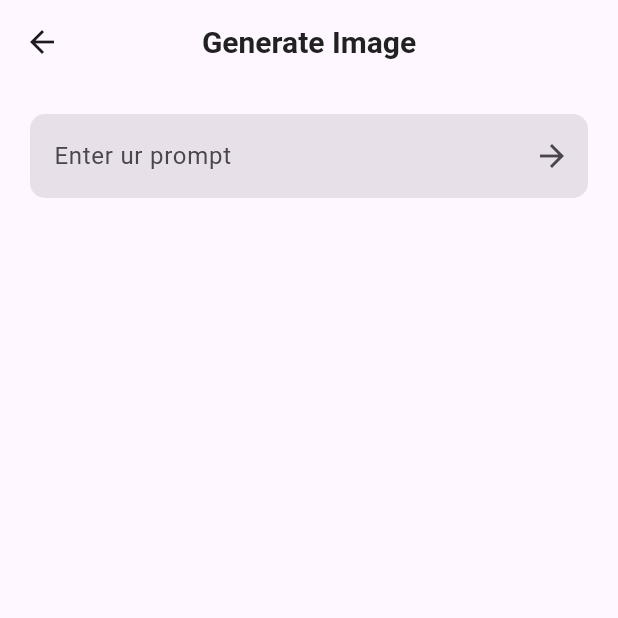
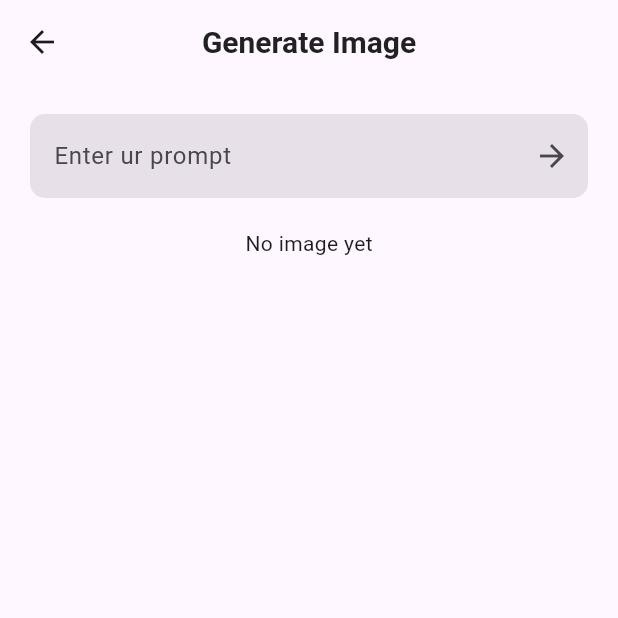
Before and after one commit to Nissan-Shrestha/ai-image-generator, a Flutter app: the ImageGenerationScreen screen opened directly, on a phone screen of 412 x 824 dp, the top half of it. Run offline on Flutter 3.47's test engine with Material 3 defaults, Android fonts, the phone set to English and light mode, and no system bars; our stand-ins replace google_fonts; network calls fail.

Commit message:
fixed some ui issues

```diff
--- /dev/null
+++ b/lib/data/models/prompt.dart
@@ -0,0 +1,3 @@
+class Prompt {
+
+}
--- a/lib/viewmodels/Image_generation_viewmodel.dart
+++ b/lib/viewmodels/Image_generation_viewmodel.dart
@@ -23,7 +23,7 @@ class ImageGenerationViewmodel extends ChangeNotifier {
     // if (history.length > 5) {
     //   history.removeAt(4);
     // }
-
+    print(prompt);
     await Future.delayed(const Duration(seconds: 2));
 
     isLoading = false;
--- a/lib/views/dashboard/dashboard_screen.dart
+++ b/lib/views/dashboard/dashboard_screen.dart
@@ -39,7 +39,7 @@ class DashboardScreen extends StatelessWidget {
                         ),
                       );
                     },
-                    child: Text("Generate an image", style: buttonTextStyle),
+                    child: Text("Generate image", style: buttonTextStyle),
                   ),
                   Expanded(
                     child: ElevatedButton(
@@ -47,7 +47,7 @@ class DashboardScreen extends StatelessWidget {
                         backgroundColor: secondaryColor,
                       ),
                       onPressed: () {},
-                      child: Text("Edit an image", style: buttonTextStyle),
+                      child: Text("Edit Image", style: buttonTextStyle),
                     ),
                   ),
                 ],
--- a/lib/views/generation/image_generation_screen.dart
+++ b/lib/views/generation/image_generation_screen.dart
@@ -1,3 +1,4 @@
+import 'package:ai_image_generator_app/core/constants/colors.dart';
 import 'package:ai_image_generator_app/core/constants/textstyle.dart';
 import 'package:ai_image_generator_app/viewmodels/Image_generation_viewmodel.dart';
 import 'package:flutter/material.dart';
@@ -18,7 +19,6 @@ class ImageGenerationScreen extends StatelessWidget {
         body: Padding(
           padding: const EdgeInsets.symmetric(horizontal: 20),
           child: Column(
-            crossAxisAlignment: CrossAxisAlignment.start,
             children: [
               SizedBox(height: 20),
               Consumer<ImageGenerationViewmodel>(
@@ -31,8 +31,8 @@ class ImageGenerationScreen extends StatelessWidget {
                       hintText: "Enter ur prompt",
                       suffixIcon: vm.isLoading
                           ? Padding(
-                              padding: const EdgeInsets.all(2.0),
-                              child: CircularProgressIndicator(strokeWidth: 2),
+                              padding: const EdgeInsets.all(8.0),
+                              child: CircularProgressIndicator(strokeWidth: 3),
                             )
                           : IconButton(
                               onPressed: vm.enterPrompt,
@@ -43,11 +43,16 @@ class ImageGenerationScreen extends StatelessWidget {
                         borderRadius: BorderRadius.circular(10),
                         borderSide: BorderSide(color: Colors.transparent),
                       ),
+                      focusedBorder: OutlineInputBorder(
+                        borderRadius: BorderRadius.circular(10),
+                        borderSide: BorderSide(color: Colors.transparent),
+                      ),
                     ),
                   );
                 },
               ),
               SizedBox(height: 20),
+
               //i was just messing around
               // Text("Previous Prompts", style: bodyStyle),
               // Consumer<ImageGenerationViewmodel>(
@@ -69,6 +74,7 @@ class ImageGenerationScreen extends StatelessWidget {
               //     }
               //   },
               // ),
+              Text("No image yet"),
             ],
           ),
         ),
--- a/lib/views/onboarding/onboarding_screen.dart
+++ b/lib/views/onboarding/onboarding_screen.dart
@@ -19,7 +19,11 @@ class OnboardingScreen extends StatelessWidget {
             mainAxisAlignment: MainAxisAlignment.center,
             crossAxisAlignment: CrossAxisAlignment.center,
             children: [
-              Text("Welcome to AI Image Generator", style: headingStyle),
+              Text(
+                "Welcome to AI Image Generator",
+                textAlign: TextAlign.center,
+                style: headingStyle,
+              ),
               SizedBox(height: 5),
               Text("Generate or edit your first image", style: bodyStyle),
               SizedBox(height: 5),
```
